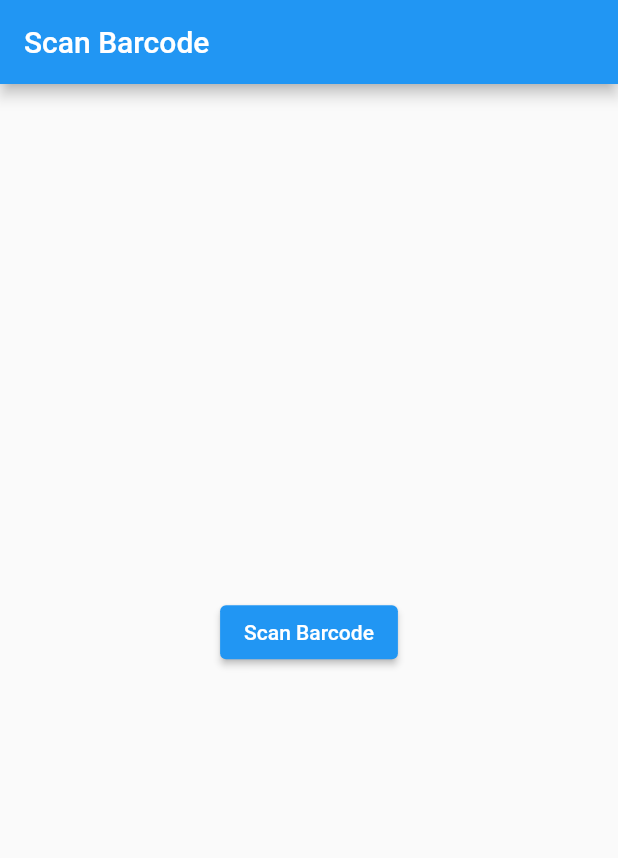
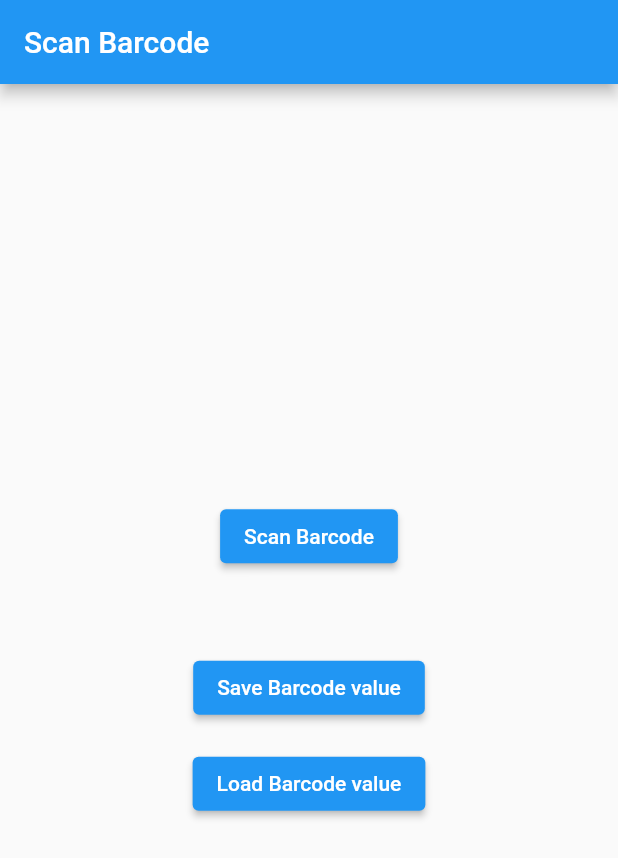
Before and after one commit to teerasej/nextflow_flutter_getx_barcode_scanner, a Flutter app: the screen it shows after launch, on a phone screen of 412 x 824 dp. Shown: the top 858 px of the screen. Run offline on Flutter 3.47's test engine with Material 2 defaults, Android fonts, the phone set to English and light mode, and no system bars; our stand-ins replace get; missing offline and left inert: flutter_barcode_scanner.

Commit message:
add button

```diff
--- a/lib/home_page.dart
+++ b/lib/home_page.dart
@@ -28,6 +28,16 @@ class HomePage extends StatelessWidget {
                 style: TextStyle(fontSize: 18),
               );
             }),
+            SizedBox(height: 16),
+            ElevatedButton(
+              onPressed: () {},
+              child: Text('Save Barcode value'),
+            ),
+            SizedBox(height: 16),
+            ElevatedButton(
+              onPressed: () {},
+              child: Text('Load Barcode value'),
+            ),
           ],
         ),
       ),
```
